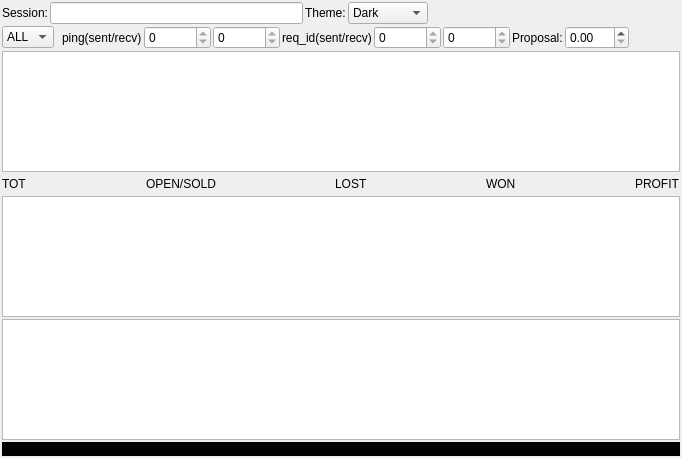
Qt form ui/wdgcentral.ui (fabriziodesiati/BrokerTelegramBot) before a commit.
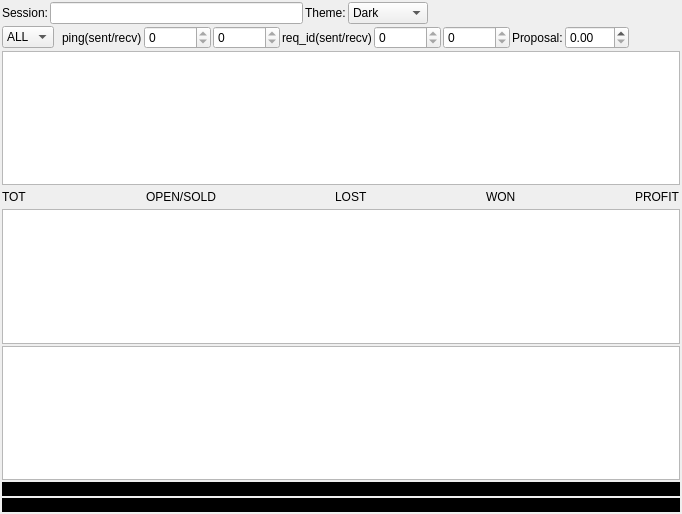
The same form after that commit. Icons and pictures are not drawn.

Commit message: MAJOR: add CRITICAL report management, when a CRITICAL condition is intercepted lblError report error and a record on database is created

```diff
--- a/ui/wdgcentral.ui
+++ b/ui/wdgcentral.ui
@@ -7,7 +7,7 @@
     <x>0</x>
     <y>0</y>
     <width>682</width>
-    <height>458</height>
+    <height>514</height>
    </rect>
   </property>
   <property name="sizePolicy">
@@ -345,6 +345,25 @@
      </property>
     </widget>
    </item>
+   <item row="7" column="0">
+    <widget class="QLabel" name="lblError">
+     <property name="sizePolicy">
+      <sizepolicy hsizetype="Expanding" vsizetype="Preferred">
+       <horstretch>0</horstretch>
+       <verstretch>0</verstretch>
+      </sizepolicy>
+     </property>
+     <property name="styleSheet">
+      <string notr="true">QLabel{background-color:black;}</string>
+     </property>
+     <property name="text">
+      <string>Ready.</string>
+     </property>
+     <property name="alignment">
+      <set>Qt::AlignCenter</set>
+     </property>
+    </widget>
+   </item>
   </layout>
  </widget>
  <resources>
```
The commit also changes 1 other file.
